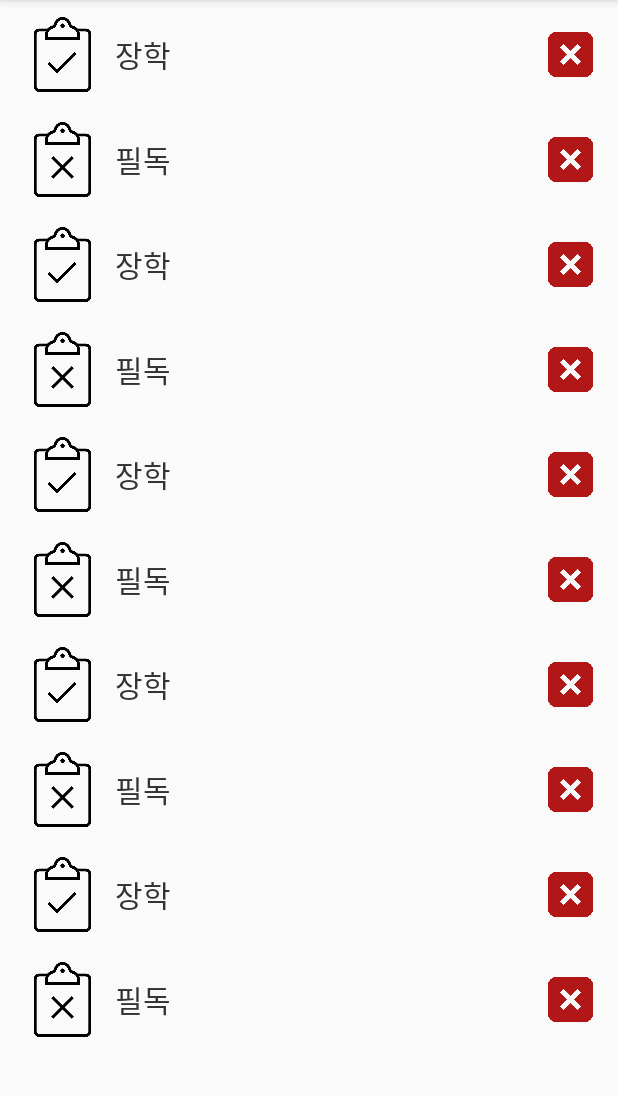
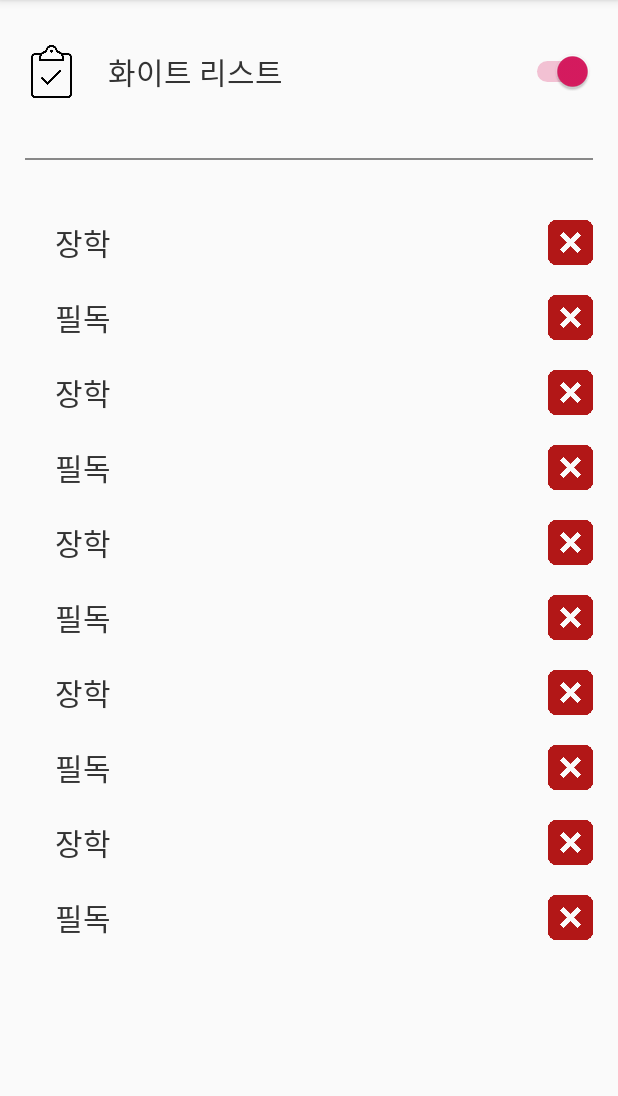
Before and after one commit to knu-mobile-programming-team8/Knoty, an Android app: the WhiteListActivity screen opened directly, with no data from a screen before it, on a phone screen of 412 x 824 dp, the part 84-1180 px from its top. Run offline under Robolectric (Android 15) with nearby library versions, the light colour scheme and no system bars.

Commit message:
디자인 수정

```diff
--- a/app/src/main/java/com/example/knoty/RecyclerAdapter.java
+++ b/app/src/main/java/com/example/knoty/RecyclerAdapter.java
@@ -109,13 +109,9 @@ public class RecyclerAdapter extends RecyclerView.Adapter<RecyclerView.ViewHolde
             View.OnClickListener buttonListener = data.getButtonListener();
 
             //버튼 배경 설정
-            if(imageId != -1) imageView.setImageResource(imageId);
+            if(imageId != -1) { imageView.setImageResource(imageId); } else { imageView.setVisibility(View.GONE); }
             textView.setText(data.getContent());
-            if(buttonBackgroundId != -1) { //버튼 백그라운드가 설정되있으면 그걸로 보여주고 아니면 아예 버튼 숨김
-                button.setBackground(ContextCompat.getDrawable(button.getContext(), buttonBackgroundId));
-            } else {
-                button.setVisibility(View.INVISIBLE);
-            }
+            if(buttonBackgroundId != -1) { button.setBackground(ContextCompat.getDrawable(button.getContext(), buttonBackgroundId)); } else { button.setVisibility(View.INVISIBLE); }
 
             //클릭 리스터 설정
             if(itemListener != null) itemView.setOnClickListener(itemListener);
--- a/app/src/main/java/com/example/knoty/WhiteListActivity.java
+++ b/app/src/main/java/com/example/knoty/WhiteListActivity.java
@@ -37,16 +37,19 @@ public class WhiteListActivity extends AppCompatActivity {
         };
 
         //옵션 리스트
-        adapter.addItem(R.drawable.whitelist, "장학", R.drawable.x_button, RecyclerAdapter.VIEW_TYPE_NORMAL, listener1);
-        adapter.addItem(R.drawable.blacklist, "필독", R.drawable.x_button, RecyclerAdapter.VIEW_TYPE_NORMAL, listener2);
-        adapter.addItem(R.drawable.whitelist, "장학", R.drawable.x_button, RecyclerAdapter.VIEW_TYPE_NORMAL, listener1);
-        adapter.addItem(R.drawable.blacklist, "필독", R.drawable.x_button, RecyclerAdapter.VIEW_TYPE_NORMAL, listener2);
-        adapter.addItem(R.drawable.whitelist, "장학", R.drawable.x_button, RecyclerAdapter.VIEW_TYPE_NORMAL, listener1);
-        adapter.addItem(R.drawable.blacklist, "필독", R.drawable.x_button, RecyclerAdapter.VIEW_TYPE_NORMAL, listener2);
-        adapter.addItem(R.drawable.whitelist, "장학", R.drawable.x_button, RecyclerAdapter.VIEW_TYPE_NORMAL, listener1);
-        adapter.addItem(R.drawable.blacklist, "필독", R.drawable.x_button, RecyclerAdapter.VIEW_TYPE_NORMAL, listener2);
-        adapter.addItem(R.drawable.whitelist, "장학", R.drawable.x_button, RecyclerAdapter.VIEW_TYPE_NORMAL, listener1);
-        adapter.addItem(R.drawable.blacklist, "필독", R.drawable.x_button, RecyclerAdapter.VIEW_TYPE_NORMAL, listener2);
+        adapter.addItem(R.drawable.whitelist, "화이트 리스트", 1, RecyclerAdapter.VIEW_TYPE_TOGGLE);
+        adapter.addItem(-1, null, -1, RecyclerAdapter.VIEW_TYPE_DIVIDER);
+
+        adapter.addItem(-1, "장학", R.drawable.x_button, RecyclerAdapter.VIEW_TYPE_NORMAL, listener1);
+        adapter.addItem(-1, "필독", R.drawable.x_button, RecyclerAdapter.VIEW_TYPE_NORMAL, listener2);
+        adapter.addItem(-1, "장학", R.drawable.x_button, RecyclerAdapter.VIEW_TYPE_NORMAL, listener1);
+        adapter.addItem(-1, "필독", R.drawable.x_button, RecyclerAdapter.VIEW_TYPE_NORMAL, listener2);
+        adapter.addItem(-1, "장학", R.drawable.x_button, RecyclerAdapter.VIEW_TYPE_NORMAL, listener1);
+        adapter.addItem(-1, "필독", R.drawable.x_button, RecyclerAdapter.VIEW_TYPE_NORMAL, listener2);
+        adapter.addItem(-1, "장학", R.drawable.x_button, RecyclerAdapter.VIEW_TYPE_NORMAL, listener1);
+        adapter.addItem(-1, "필독", R.drawable.x_button, RecyclerAdapter.VIEW_TYPE_NORMAL, listener2);
+        adapter.addItem(-1, "장학", R.drawable.x_button, RecyclerAdapter.VIEW_TYPE_NORMAL, listener1);
+        adapter.addItem(-1, "필독", R.drawable.x_button, RecyclerAdapter.VIEW_TYPE_NORMAL, listener2);
 
         adapter.notifyDataSetChanged(); //데이터 변경 되었음을 알려준다
     }
--- a/app/src/main/res/layout/activity_option.xml
+++ b/app/src/main/res/layout/activity_option.xml
@@ -12,7 +12,7 @@
         android:layout_width="match_parent"
         android:layout_height="match_parent"
         android:layout_marginStart="1dp"
-        android:layout_marginTop="1dp"
+        android:layout_marginTop="20dp"
         android:layout_marginEnd="1dp"
         android:layout_marginBottom="1dp"
         app:layout_constraintBottom_toBottomOf="parent"
--- a/app/src/main/res/layout/normal_recyclerview_item.xml
+++ b/app/src/main/res/layout/normal_recyclerview_item.xml
@@ -14,8 +14,8 @@
 
     <ImageView
         android:id="@+id/imageView"
-        android:layout_width="50sp"
-        android:layout_height="50sp"
+        android:layout_width="35dp"
+        android:layout_height="35dp"
         android:layout_weight="0"
         tools:srcCompat="@tools:sample/avatars" />
 
@@ -24,7 +24,7 @@
         android:layout_width="wrap_content"
         android:layout_height="wrap_content"
         android:layout_gravity="center_vertical"
-        android:layout_marginLeft="10dp"
+        android:layout_marginLeft="20dp"
         android:layout_weight="1"
         android:text="TextView"
         android:textColor="#333"
--- a/app/src/main/res/layout/toggle_recyclerview_item.xml
+++ b/app/src/main/res/layout/toggle_recyclerview_item.xml
@@ -14,8 +14,8 @@
 
     <ImageView
         android:id="@+id/imageView"
-        android:layout_width="50sp"
-        android:layout_height="50sp"
+        android:layout_width="35dp"
+        android:layout_height="35dp"
         android:layout_weight="0"
         tools:srcCompat="@tools:sample/avatars" />
 
@@ -24,7 +24,7 @@
         android:layout_width="wrap_content"
         android:layout_height="wrap_content"
         android:layout_gravity="center_vertical"
-        android:layout_marginLeft="10dp"
+        android:layout_marginLeft="20dp"
         android:layout_weight="1"
         android:text="TextView"
         android:textColor="#333"
```
Also changed, not shown: app/src/main/java/com/example/knoty/BlackListActivity.java (+8 -8 lines).
